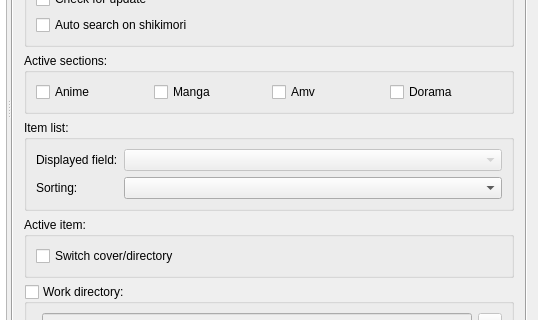
Qt form settings.ui (LibertaSoft/DatabaseAnime) before a commit; both pictures show x 204 to 742 and y 161 to 481 of the 742 by 565 pixel window.
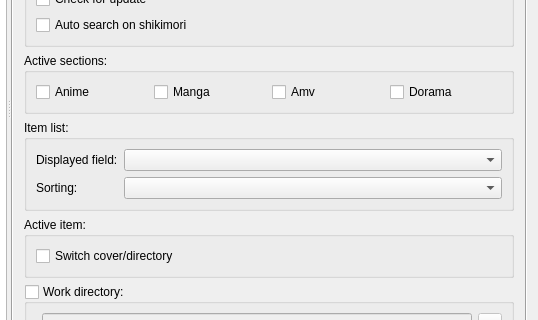
The same form after that commit. Icons and pictures are not drawn.

```diff
--- a/settings.ui
+++ b/settings.ui
@@ -277,7 +277,7 @@
                <item row="0" column="1">
                 <widget class="QComboBox" name="ComboBox_ItemList_DisplayedField">
                  <property name="enabled">
-                  <bool>false</bool>
+                  <bool>true</bool>
                  </property>
                 </widget>
                </item>
```
